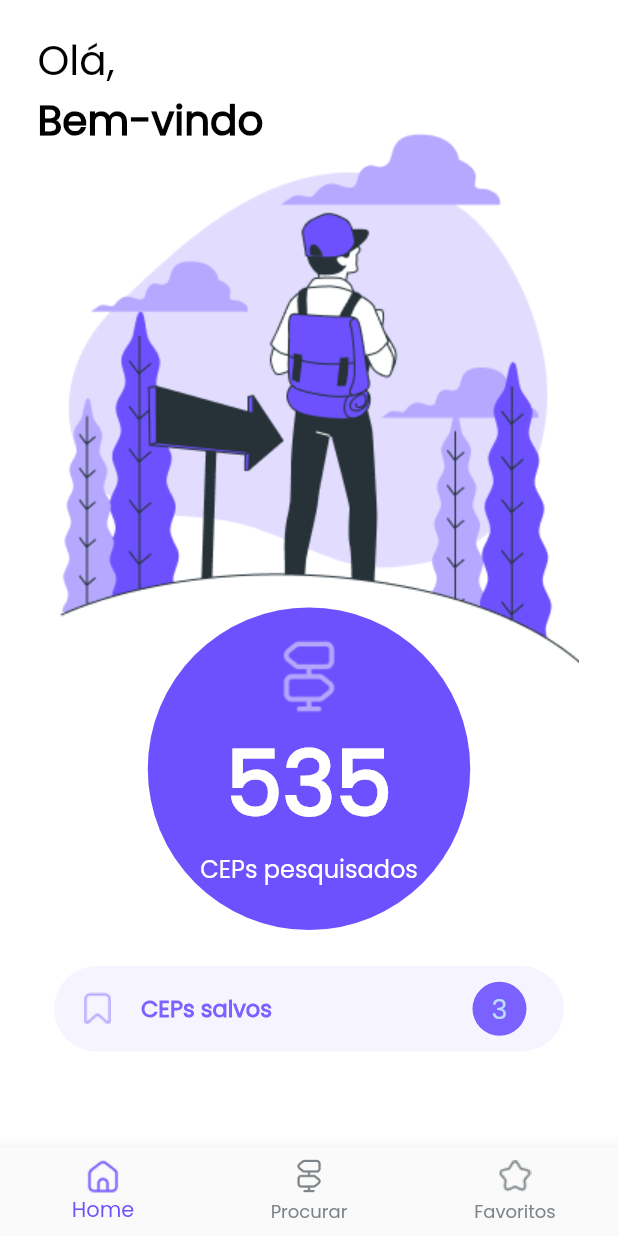
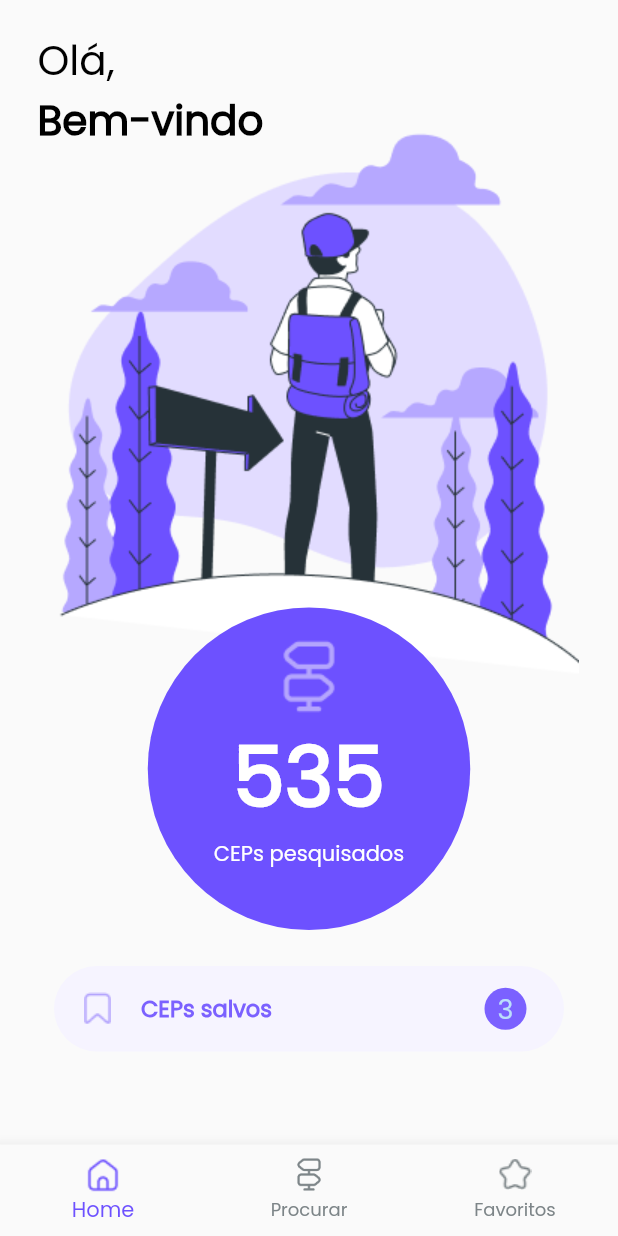
Before and after one commit to PauloRob8/CEP_FINDER, a Flutter app: the screen it shows after launch, on a phone screen of 412 x 824 dp. Run offline on Flutter 3.47's test engine with Material 2 defaults, Android fonts, the phone set to English and light mode, and no system bars; our stand-ins replace equatable, flutter_bloc, keyboard_actions.

Commit message:
Make adjustments on widgets

```diff
--- a/lib/pages/favorites/favorites_page.dart
+++ b/lib/pages/favorites/favorites_page.dart
@@ -1,7 +1,7 @@
 import 'package:flutter/material.dart';
 
 class FavoritesPage extends StatefulWidget {
-  const FavoritesPage() : super();
+  const FavoritesPage({Key? key}) : super(key: key);
 
   @override
   State<FavoritesPage> createState() => _FavoritesState();
--- a/lib/pages/home/home_page.dart
+++ b/lib/pages/home/home_page.dart
@@ -18,10 +18,7 @@ class _HomeState extends State<HomePage> {
   }
 
   @override
-  Widget build(BuildContext context) => Scaffold(
-        backgroundColor: const Color(0xFFFFFFFF),
-        body: SafeArea(
-          child: LayoutBuilder(
+  Widget build(BuildContext context) => LayoutBuilder(
         builder: (context, constraints) => SingleChildScrollView(
           child: Column(
             children: [
@@ -44,8 +41,6 @@ class _HomeState extends State<HomePage> {
                 child: SavedCodesWidget(),
               ),
             ],
-              ),
-            ),
           ),
         ),
       );
--- a/lib/pages/home/widgets/saved_codes_widget.dart
+++ b/lib/pages/home/widgets/saved_codes_widget.dart
@@ -49,7 +49,7 @@ class SavedCodesWidget extends StatelessWidget {
                 const Padding(
                   padding: EdgeInsets.only(right: 25.0),
                   child: CircleAvatar(
-                    radius: 18,
+                    radius: 14,
                     backgroundColor: Color(
                       0xFF7B61FF,
                     ),
@@ -58,7 +58,6 @@ class SavedCodesWidget extends StatelessWidget {
                       style: TextStyle(
                         fontFamily: 'Poppins',
                         fontSize: 18.0,
-                        fontWeight: FontWeight.w400,
                       ),
                     ),
                   ),
--- a/lib/pages/home/widgets/searched_codes_widget.dart
+++ b/lib/pages/home/widgets/searched_codes_widget.dart
@@ -1,7 +1,7 @@
 import 'package:flutter/material.dart';
 
 class SearchedCodesWidget extends StatelessWidget {
-  const SearchedCodesWidget() : super();
+  const SearchedCodesWidget({Key? key}) : super(key: key);
 
   @override
   Widget build(BuildContext context) => Container(
@@ -22,6 +22,8 @@ class SearchedCodesWidget extends StatelessWidget {
             children: [
               Image.asset(
                 'assets/images/search_image.png',
+                width: 52.0,
+                height: 52.0,
                 color: const Color(0xFFB4A5FD),
               ),
               Expanded(
@@ -39,7 +41,7 @@ class SearchedCodesWidget extends StatelessWidget {
                           text: '535',
                           style: TextStyle(
                             fontFamily: 'Poppins',
-                            fontSize: 60.0,
+                            fontSize: 55.0,
                             color: Colors.white,
                             fontWeight: FontWeight.w600,
                           ),
@@ -49,7 +51,7 @@ class SearchedCodesWidget extends StatelessWidget {
                           style: TextStyle(
                             fontFamily: 'Poppins',
                             fontWeight: FontWeight.w200,
-                            fontSize: 16.0,
+                            fontSize: 14.0,
                             color: Colors.white,
                           ),
                         ),
--- a/lib/pages/main_page.dart
+++ b/lib/pages/main_page.dart
@@ -1,5 +1,6 @@
 import 'package:cep_finder/bloc/navigation/navigation_cubit.dart';
 import 'package:cep_finder/bloc/navigation/navigation_state.dart';
+import 'package:cep_finder/bloc/search/search_cubit.dart';
 import 'package:cep_finder/pages/favorites/favorites_page.dart';
 import 'package:cep_finder/pages/home/home_page.dart';
 import 'package:cep_finder/pages/search/search_page.dart';
@@ -30,7 +31,6 @@ class _MainState extends State<MainPage> {
   Widget _builder(BuildContext context, NavigationState state) {
     return Scaffold(
       body: SafeArea(
-        top: state.currentIndex == 1,
         child: _getPage(state.currentIndex),
       ),
       bottomNavigationBar: _makeBottomBar(state.currentIndex),
@@ -42,7 +42,10 @@ class _MainState extends State<MainPage> {
       case 0:
         return const HomePage();
       case 1:
-        return const SearchPage();
+        return BlocProvider<SearchCubit>(
+          create: (context) => SearchCubit(),
+          child: const SearchPage(),
+        );
       case 2:
         return const FavoritesPage();
 
@@ -56,6 +59,8 @@ class _MainState extends State<MainPage> {
         onTap: (index) => cubit.changeIndex(
           index: index,
         ),
+        selectedIconTheme: const IconThemeData(size: 26.0),
+        unselectedIconTheme: const IconThemeData(size: 24.0),
         selectedLabelStyle: const TextStyle(
           fontFamily: 'Poppins',
         ),
```
Also changed, not shown: pubspec.yaml (+17 -3 lines), assets/images/search_icon.png (added), pubspec.lock, 7 other files. Lines whose indentation alone changed are shown as unchanged.
